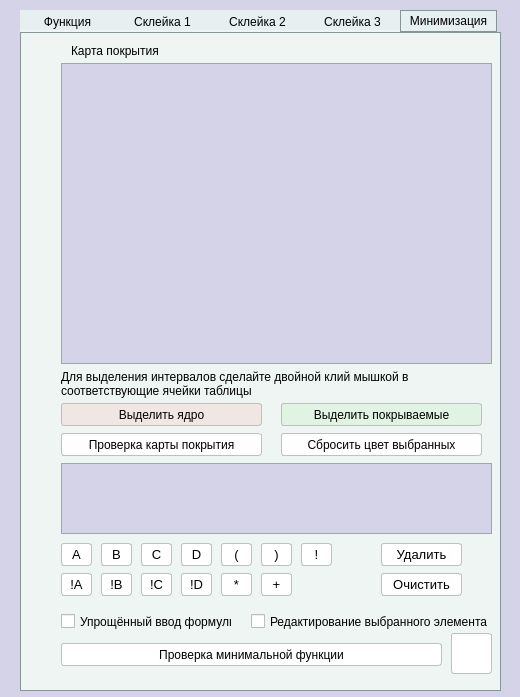
AlexeyAleksandrov/minimizaciyaMetodomKvainaMacClassky, file mainwindow.ui: the form before one commit.
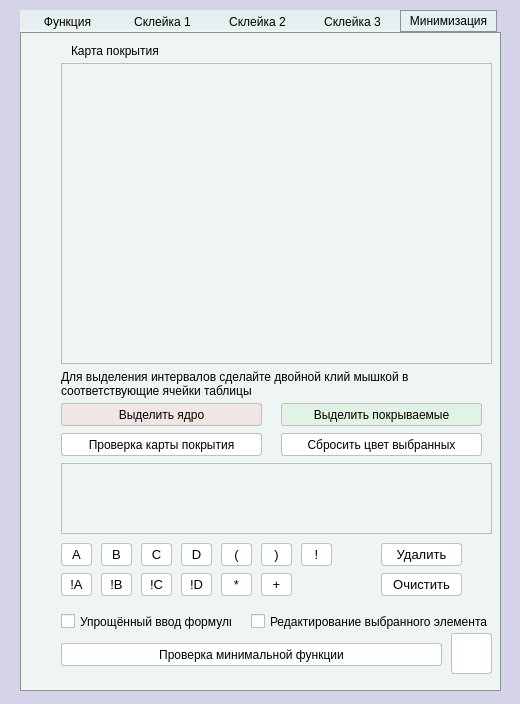
The form after the commit. The open tabs and pages were chosen to show the change. Icons and pictures are not drawn.

Commit message: Изменён цвет фона таблиц

Patch:
```diff
--- a/mainwindow.ui
+++ b/mainwindow.ui
@@ -7,7 +7,7 @@
     <x>0</x>
     <y>0</y>
     <width>520</width>
-    <height>697</height>
+    <height>704</height>
    </rect>
   </property>
   <property name="sizePolicy">
@@ -75,6 +75,7 @@
 QTableWidget {
 background-color: rgb(239, 245, 242);
 background-color: rgb(212, 211, 232);
+background-color: rgb(239, 245, 242);
 	selection-background-color:rgb(211, 235, 216);
 }
 
@@ -2550,6 +2551,7 @@
       <property name="font">
        <font>
         <pointsize>14</pointsize>
+        <weight>75</weight>
         <bold>true</bold>
        </font>
       </property>
```
Left out of the diff: 33 changed lines with no effect on the pictures.
